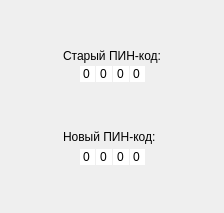
Above: zface/ZPinCode.ui from appach22/zface before the change. Below: the same form after it.
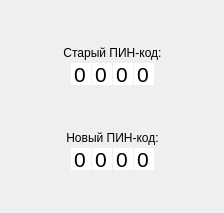
That is the form after the change.

Patch:
```diff
--- a/zface/ZPinCode.ui
+++ b/zface/ZPinCode.ui
@@ -54,6 +54,9 @@
      <property name="text">
       <string>Старый ПИН-код:</string>
      </property>
+     <property name="alignment">
+      <set>Qt::AlignCenter</set>
+     </property>
     </widget>
    </item>
    <item row="1" column="7">
@@ -86,10 +89,15 @@
     <widget class="QSpinBox" name="digit1">
      <property name="maximumSize">
       <size>
-       <width>17</width>
-       <height>16</height>
+       <width>22</width>
+       <height>22</height>
       </size>
      </property>
+     <property name="font">
+      <font>
+       <pointsize>16</pointsize>
+      </font>
+     </property>
      <property name="wrapping">
       <bool>true</bool>
      </property>
@@ -111,10 +119,15 @@
     <widget class="QSpinBox" name="digit2">
      <property name="maximumSize">
       <size>
-       <width>17</width>
-       <height>16</height>
+       <width>22</width>
+       <height>22</height>
       </size>
      </property>
+     <property name="font">
+      <font>
+       <pointsize>16</pointsize>
+      </font>
+     </property>
      <property name="wrapping">
       <bool>true</bool>
      </property>
@@ -136,10 +149,15 @@
     <widget class="QSpinBox" name="digit3">
      <property name="maximumSize">
       <size>
-       <width>17</width>
-       <height>16</height>
+       <width>22</width>
+       <height>22</height>
       </size>
      </property>
+     <property name="font">
+      <font>
+       <pointsize>16</pointsize>
+      </font>
+     </property>
      <property name="wrapping">
       <bool>true</bool>
      </property>
@@ -161,10 +179,15 @@
     <widget class="QSpinBox" name="digit4">
      <property name="maximumSize">
       <size>
-       <width>17</width>
-       <height>16</height>
+       <width>22</width>
+       <height>22</height>
       </size>
      </property>
+     <property name="font">
+      <font>
+       <pointsize>16</pointsize>
+      </font>
+     </property>
      <property name="wrapping">
       <bool>true</bool>
      </property>
@@ -226,6 +249,9 @@
      <property name="text">
       <string>Новый ПИН-код:</string>
      </property>
+     <property name="alignment">
+      <set>Qt::AlignCenter</set>
+     </property>
     </widget>
    </item>
    <item row="4" column="7">
@@ -258,10 +284,15 @@
     <widget class="QSpinBox" name="digit5">
      <property name="maximumSize">
       <size>
-       <width>17</width>
-       <height>16</height>
+       <width>22</width>
+       <height>22</height>
       </size>
      </property>
+     <property name="font">
+      <font>
+       <pointsize>16</pointsize>
+      </font>
+     </property>
      <property name="wrapping">
       <bool>true</bool>
      </property>
@@ -283,10 +314,15 @@
     <widget class="QSpinBox" name="digit6">
      <property name="maximumSize">
       <size>
-       <width>17</width>
-       <height>16</height>
+       <width>22</width>
+       <height>22</height>
       </size>
      </property>
+     <property name="font">
+      <font>
+       <pointsize>16</pointsize>
+      </font>
+     </property>
      <property name="wrapping">
       <bool>true</bool>
      </property>
@@ -308,10 +344,15 @@
     <widget class="QSpinBox" name="digit7">
      <property name="maximumSize">
       <size>
-       <width>17</width>
-       <height>16</height>
+       <width>22</width>
+       <height>22</height>
       </size>
      </property>
+     <property name="font">
+      <font>
+       <pointsize>16</pointsize>
+      </font>
+     </property>
      <property name="wrapping">
       <bool>true</bool>
      </property>
@@ -333,10 +374,15 @@
     <widget class="QSpinBox" name="digit8">
      <property name="maximumSize">
       <size>
-       <width>17</width>
-       <height>16</height>
+       <width>22</width>
+       <height>22</height>
       </size>
      </property>
+     <property name="font">
+      <font>
+       <pointsize>16</pointsize>
+      </font>
+     </property>
      <property name="wrapping">
       <bool>true</bool>
      </property>
```
